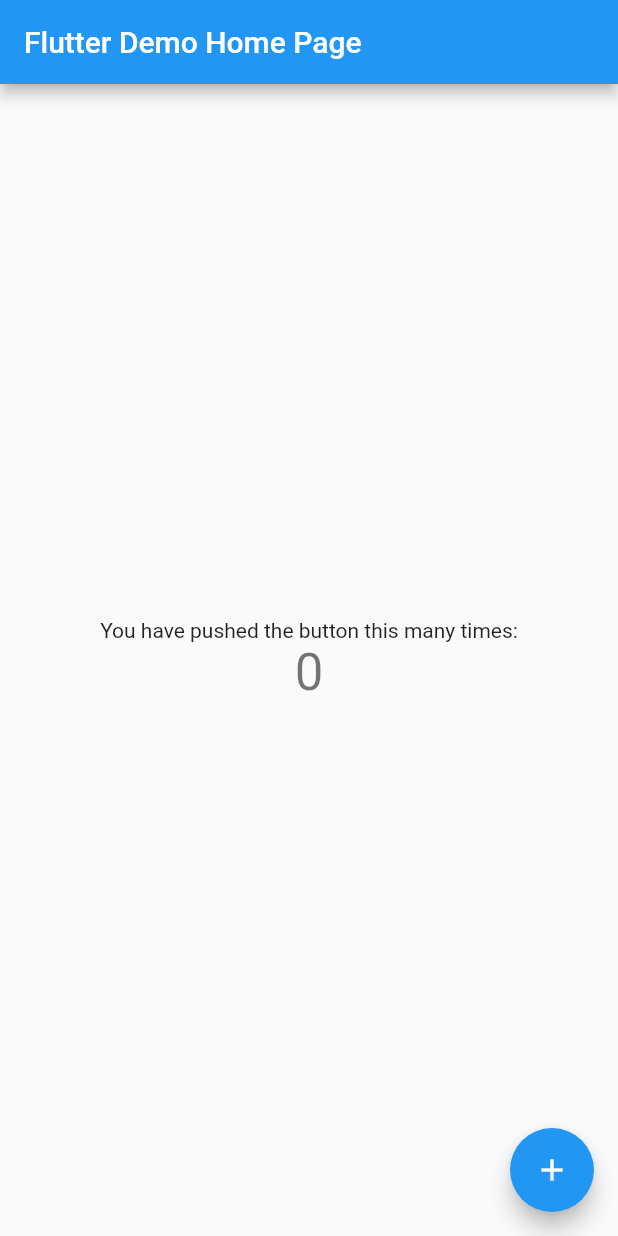
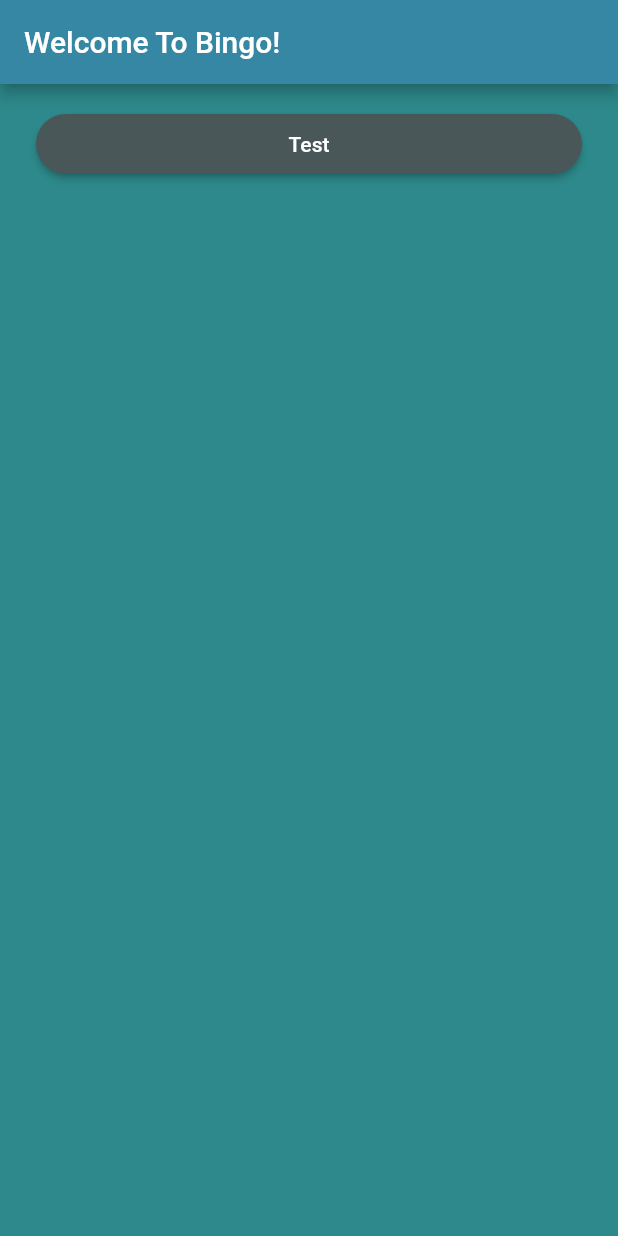
Before and after one commit to OStillman/bingo, a Flutter app: the screen it shows after launch, on a phone screen of 412 x 824 dp. Run offline on Flutter 3.47's test engine with Material 2 defaults, Android fonts, the phone set to English and light mode, and no system bars.

Commit message:
Home Screen coming together

```diff
--- /dev/null
+++ b/lib/helpers/constants.dart
@@ -0,0 +1,6 @@
+import 'package:flutter/material.dart';
+
+//Colours
+Color colourMain = Color.fromRGBO(53,135,164, 1.0);
+Color colorBody = Color.fromRGBO(45,137,139, 1.0);
+Color colorButtons = Color.fromRGBO(73,87,89, 1.0);
--- a/lib/main.dart
+++ b/lib/main.dart
@@ -1,4 +1,5 @@
 import 'package:flutter/material.dart';
+import 'helpers/constants.dart';
 
 void main() => runApp(MyApp());
 
@@ -7,36 +8,17 @@
   @override
   Widget build(BuildContext context) {
     return MaterialApp(
-      title: 'Flutter Demo',
+      title: 'Bingo!',
       theme: ThemeData(
-        // This is the theme of your application.
-        //
-        // Try running your application with "flutter run". You'll see the
-        // application has a blue toolbar. Then, without quitting the app, try
-        // changing the primarySwatch below to Colors.green and then invoke
-        // "hot reload" (press "r" in the console where you ran "flutter run",
-        // or simply save your changes to "hot reload" in a Flutter IDE).
-        // Notice that the counter didn't reset back to zero; the application
-        // is not restarted.
-        primarySwatch: Colors.blue,
+        primaryColor: colourMain,
       ),
-      home: MyHomePage(title: 'Flutter Demo Home Page'),
+      home: MyHomePage(title: 'Welcome To Bingo!'),
     );
   }
 }
 
 class MyHomePage extends StatefulWidget {
   MyHomePage({Key key, this.title}) : super(key: key);
-
-  // This widget is the home page of your application. It is stateful, meaning
-  // that it has a State object (defined below) that contains fields that affect
-  // how it looks.
-
-  // This class is the configuration for the state. It holds the values (in this
-  // case the title) provided by the parent (in this case the App widget) and
-  // used by the build method of the State. Fields in a Widget subclass are
-  // always marked "final".
-
   final String title;
 
   @override
@@ -44,68 +26,40 @@
 }
 
 class _MyHomePageState extends State<MyHomePage> {
-  int _counter = 0;
+  final loginButton = Padding(
+    padding: EdgeInsets.symmetric(vertical: 16.0),
+    child: RaisedButton(
+      shape: RoundedRectangleBorder(
+        borderRadius: BorderRadius.circular(24),
+      ),
+      onPressed: () {
+      },
+      padding: EdgeInsets.all(12),
+      color: colorButtons,
+      child: Text(
+          "Test",
+          style: TextStyle(color: Colors.white),
+      ),
+    ),
+  );
 
-  void _incrementCounter() {
-    setState(() {
-      // This call to setState tells the Flutter framework that something has
-      // changed in this State, which causes it to rerun the build method below
-      // so that the display can reflect the updated values. If we changed
-      // _counter without calling setState(), then the build method would not be
-      // called again, and so nothing would appear to happen.
-      _counter++;
-    });
-  }
+
 
   @override
   Widget build(BuildContext context) {
-    // This method is rerun every time setState is called, for instance as done
-    // by the _incrementCounter method above.
-    //
-    // The Flutter framework has been optimized to make rerunning build methods
-    // fast, so that you can just rebuild anything that needs updating rather
-    // than having to individually change instances of widgets.
     return Scaffold(
+      backgroundColor: colorBody,
       appBar: AppBar(
-        // Here we take the value from the MyHomePage object that was created by
-        // the App.build method, and use it to set our appbar title.
         title: Text(widget.title),
       ),
       body: Center(
-        // Center is a layout widget. It takes a single child and positions it
-        // in the middle of the parent.
-        child: Column(
-          // Column is also a layout widget. It takes a list of children and
-          // arranges them vertically. By default, it sizes itself to fit its
-          // children horizontally, and tries to be as tall as its parent.
-          //
-          // Invoke "debug painting" (press "p" in the console, choose the
-          // "Toggle Debug Paint" action from the Flutter Inspector in Android
-          // Studio, or the "Toggle Debug Paint" command in Visual Studio Code)
-          // to see the wireframe for each widget.
-          //
-          // Column has various properties to control how it sizes itself and
-          // how it positions its children. Here we use mainAxisAlignment to
-          // center the children vertically; the main axis here is the vertical
-          // axis because Columns are vertical (the cross axis would be
-          // horizontal).
-          mainAxisAlignment: MainAxisAlignment.center,
+        child: ListView(
+          padding: EdgeInsets.only(left: 24.0, right: 24.0),
           children: <Widget>[
-            Text(
-              'You have pushed the button this many times:',
-            ),
-            Text(
-              '$_counter',
-              style: Theme.of(context).textTheme.display1,
-            ),
+            loginButton
           ],
         ),
       ),
-      floatingActionButton: FloatingActionButton(
-        onPressed: _incrementCounter,
-        tooltip: 'Increment',
-        child: Icon(Icons.add),
-      ), // This trailing comma makes auto-formatting nicer for build methods.
     );
   }
 }
```
Also changed, not shown: assets/lottery.png (added).
